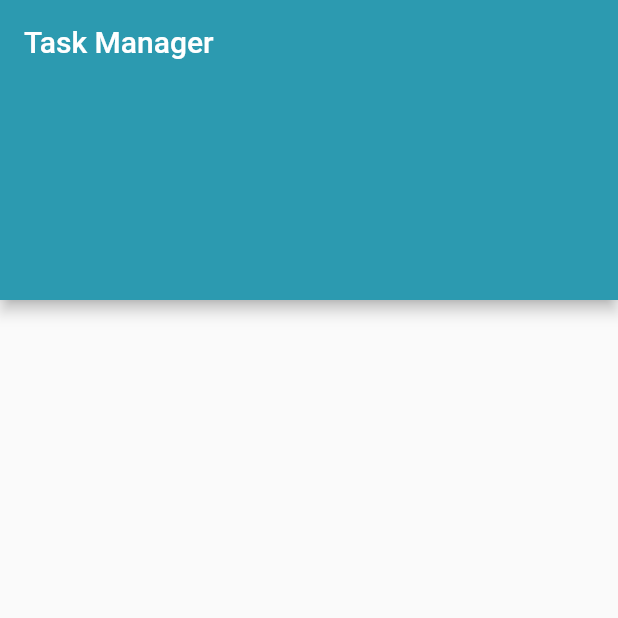
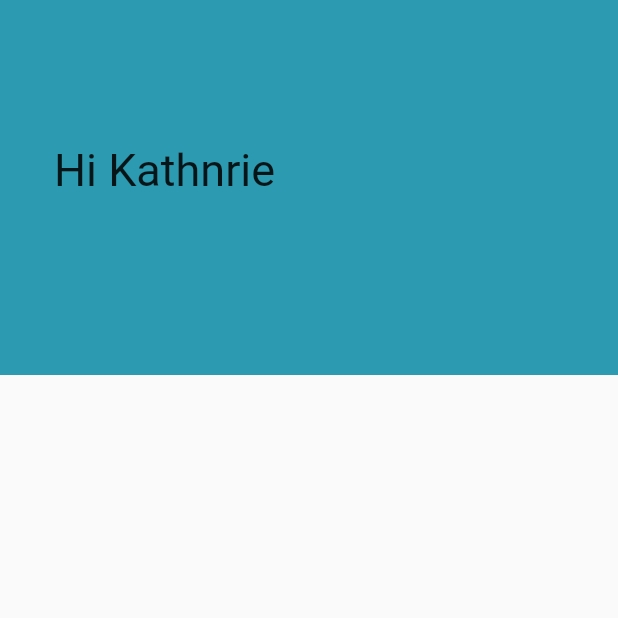
Before and after one commit to imvsharma/taskmanager, a Flutter app: the screen it shows after launch, on a phone screen of 412 x 824 dp, the top half of it. Run offline on Flutter 3.47's test engine with Material 2 defaults, Android fonts, the phone set to English and light mode, and no system bars.

Commit message:
add customize appbar

```diff
--- a/client/lib/screens/home.dart
+++ b/client/lib/screens/home.dart
@@ -10,12 +10,57 @@ class HomeState extends State<Home> {
   Widget build(BuildContext context) {
     return Scaffold(
       appBar: PreferredSize(
-        preferredSize: Size.fromHeight(200.0),
-        child: AppBar(
-          title: Text('Task Manager'),
-          backgroundColor: const Color(0xFF2C9AB0),
+        preferredSize: Size.fromHeight(250.0),
+        child: Container(
+          color: const Color(0xFF2C9AB0),
+          padding: EdgeInsets.only(left: 20, top: 40),
+          child: Stack(
+            children: <Widget>[
+              Positioned(
+                height: 250,
+                child: Row(
+                  mainAxisAlignment: MainAxisAlignment.start,
+                  crossAxisAlignment: CrossAxisAlignment.start,
+                  children: <Widget>[
+                    Padding(
+                      padding: EdgeInsets.only(left: 16, top: 56),
+                      child: Text('Hi Kathnrie',
+                        style: TextStyle(fontSize: 30),
+                      )
+                    ),
+                  ],
+                ),
+              )
+            ],
+          ),
         ),
-      ),
+
+      )
+
     );
   }
 }
+
+
+/* PreferredSize(
+        preferredSize: Size.fromHeight(200.0),
+        child: AppBar(
+          title: Row(
+            mainAxisAlignment: MainAxisAlignment.start,
+            crossAxisAlignment: CrossAxisAlignment.start,
+
+            children: <Widget>[
+              Padding(
+                padding: EdgeInsets.only(left: 16, top: 56),
+                child: IconButton(
+                  icon: Icon(
+                    Icons.account_circle
+                    ),
+                  onPressed: (){},),
+                ),
+
+            ],
+          ),
+          backgroundColor: const Color(0xFF2C9AB0),
+        ),
+      ), */
```
